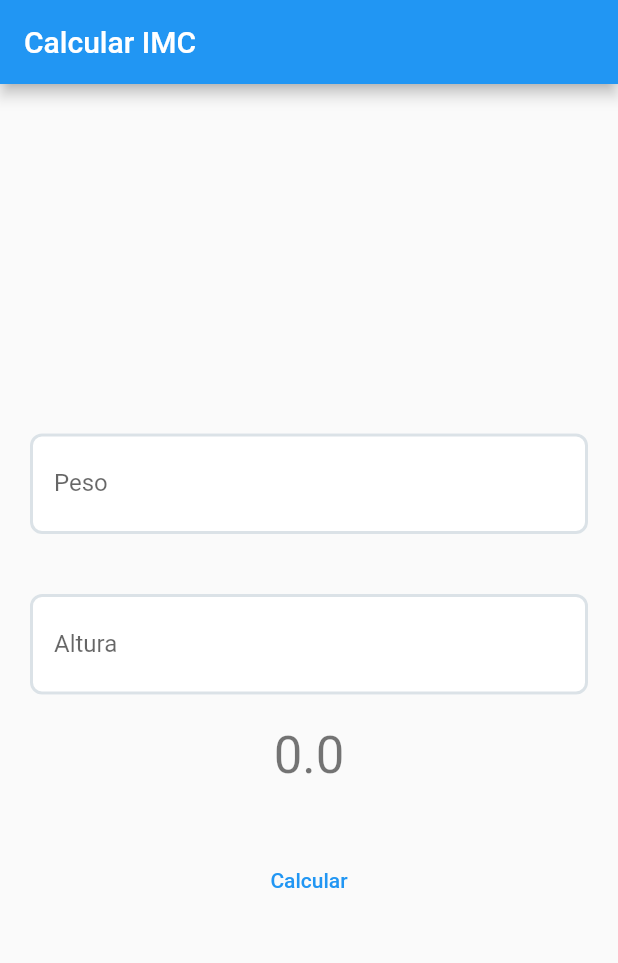
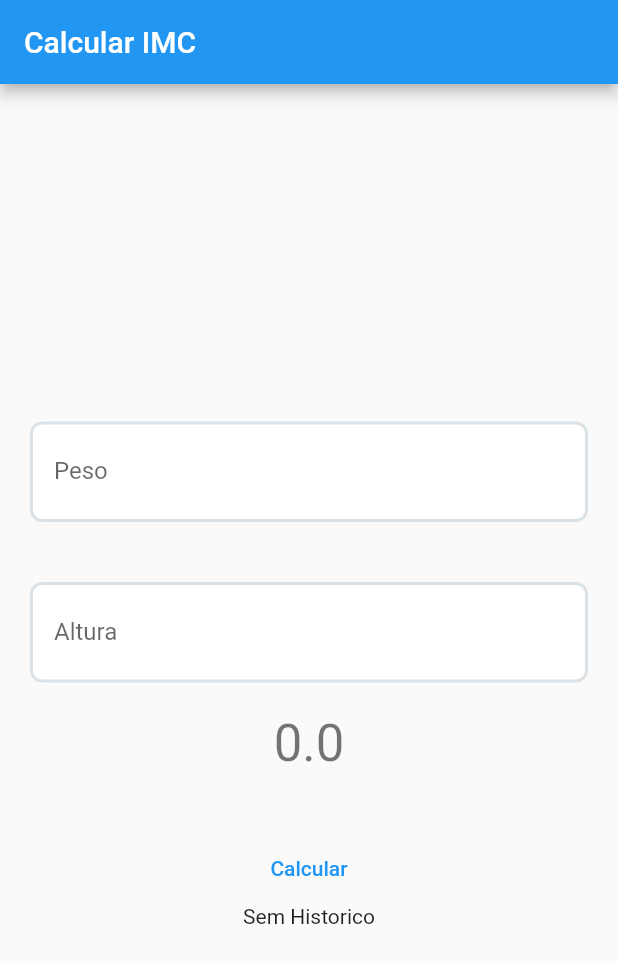
Before and after one commit to 1laercio/calculadoraIMC, a Flutter app: the screen it shows after launch, after a tap on "Calcular", on a phone screen of 412 x 824 dp. Shown: the top 963 px of the screen. Run offline on Flutter 3.47's test engine with Material 2 defaults, Android fonts, the phone set to English and light mode, and no system bars; our stand-ins replace shared_preferences.

```diff
--- a/lib/main.dart
+++ b/lib/main.dart
@@ -1,4 +1,5 @@
 import 'package:flutter/material.dart';
+import 'package:shared_preferences/shared_preferences.dart';
 
 void main() {
   runApp(const MyApp());
@@ -53,17 +54,14 @@ class _MyHomePageState extends State<MyHomePage> {
   final controllerAltura = TextEditingController();
   double peso = 0;
   double altura = 0;
-  String? imc;
+  List<String> imc = [];
   String resulttext = "";
 
-  /*  @override
+  @override
   void initState() {
     super.initState();
-
-    // Start listening to changes.
-    controllerAltura.addListener(_incrementCounter);
-    controllerPeso.addListener(_incrementCounter);
-  } */
+    _imc();
+  }
 
   @override
   void dispose() {
@@ -74,7 +72,8 @@ class _MyHomePageState extends State<MyHomePage> {
     super.dispose();
   }
 
-  void _incrementCounter() {
+  Future<void> _incrementCounter() async {
+    final prefs = await SharedPreferences.getInstance();
     altura = double.parse(controllerAltura.text);
     peso = double.parse(controllerPeso.text);
     result = peso / (altura * altura);
@@ -105,6 +104,16 @@ class _MyHomePageState extends State<MyHomePage> {
       // called again, and so nothing would appear to happen.
       result;
       resulttext;
+      prefs.setStringList('imc2', [resulttext].toList());
+    });
+  }
+
+  Future<void> _imc() async {
+    final prefs = await SharedPreferences.getInstance();
+    setState(() {
+      imc = prefs.getStringList('imc2')!.toList();
+      print("imc");
+      print(imc);
     });
   }
 
@@ -234,10 +243,33 @@ class _MyHomePageState extends State<MyHomePage> {
                 resulttext,
                 style: Theme.of(context).textTheme.headline4,
               ),
+              /*  Text(
+              imc,
+              style: Theme.of(context).textTheme.headline4,
+            ), */
               TextButton(
-                onPressed: _incrementCounter, child: const Text("Calcular"))
-          ],
-        ),
+                  onPressed: () {
+                    _incrementCounter();
+                    _imc();
+                  },
+                  child: const Text("Calcular")),
+              imc.isNotEmpty
+                  ? ListView.builder(
+                      scrollDirection: Axis.vertical,
+                      shrinkWrap: true,
+                      padding: const EdgeInsets.all(8),
+                      itemCount: imc.length,
+                      itemBuilder: (BuildContext context, int index) {
+                        return Container(
+                          height: 50,
+                          width: 200,
+                          color: Colors.amber,
+                          child:
+                              Center(child: Text('Faixa IMC: ${imc[index]}')),
+                        );
+                      })
+                  : const Text("Sem Historico")
+            ]),
       ),
       // This trailing comma makes auto-formatting nicer for build methods.
     );
--- a/pubspec.yaml
+++ b/pubspec.yaml
@@ -36,6 +36,7 @@ dependencies:
   # The following adds the Cupertino Icons font to your application.
   # Use with the CupertinoIcons class for iOS style icons.
   cupertino_icons: ^1.0.2
+  shared_preferences: ^2.0.15
 
 dev_dependencies:
   flutter_test:
```
Also changed, not shown: pubspec.lock, 1 other file. Lines whose indentation alone changed are shown as unchanged.
